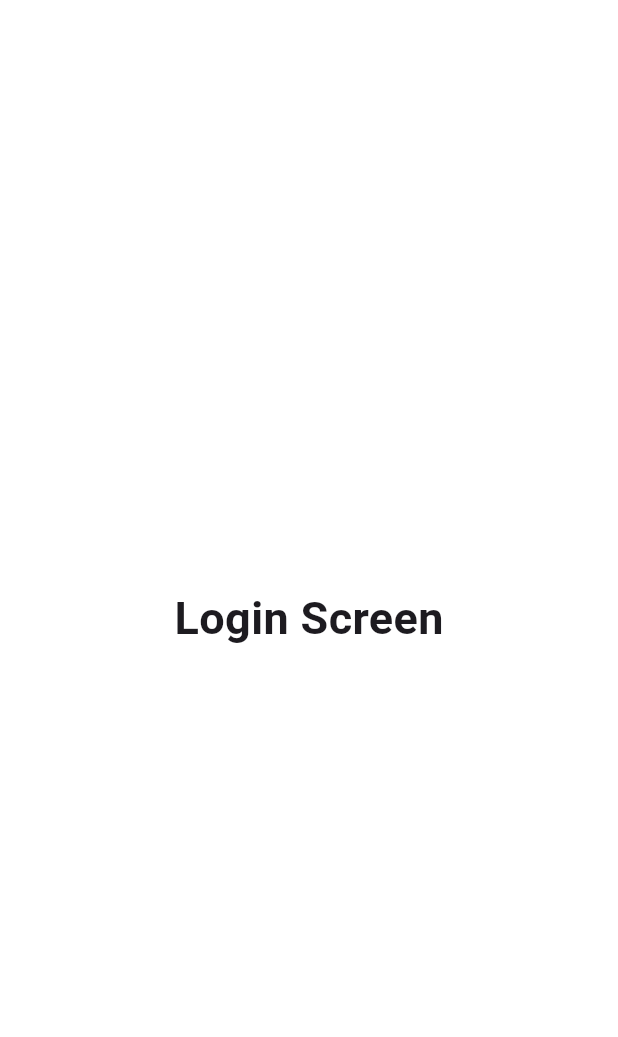
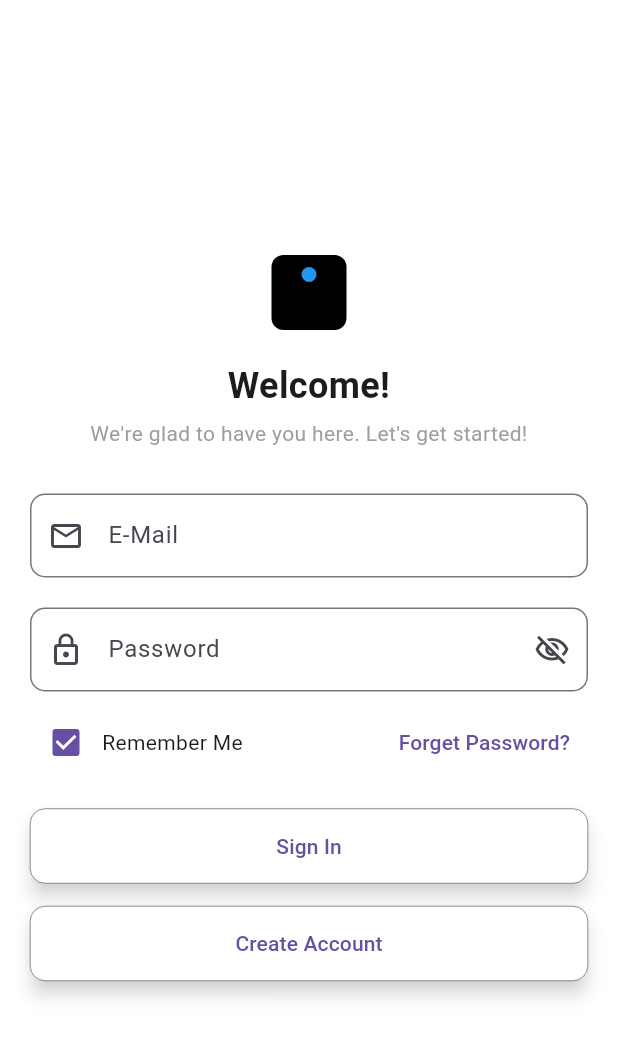
Before and after one commit to Gohxuann/FlutterApp, a Flutter app: the screen it shows after launch, on a phone screen of 412 x 824 dp. Shown: the top 1037 px of the screen. Run offline on Flutter 3.47's test engine with Material 3 defaults, Android fonts, the phone set to English and light mode, and no system bars; our stand-ins replace lottie.

Commit message:
login screen

```diff
--- a/mymembership_app/lib/views/login_screen.dart
+++ b/mymembership_app/lib/views/login_screen.dart
@@ -8,22 +8,183 @@ class LoginScreen extends StatefulWidget {
 }
 
 class _LoginScreenState extends State<LoginScreen> {
+  bool _isObscure = true;
+
   @override
   Widget build(BuildContext context) {
     return Scaffold(
-        backgroundColor: Colors.white,
-        body: Center(
-            child: Column(
+      backgroundColor: Colors.white,
+      body: Padding(
+        padding: const EdgeInsets.symmetric(horizontal: 20),
+        child: Column(
           mainAxisAlignment: MainAxisAlignment.center,
+          crossAxisAlignment: CrossAxisAlignment.stretch,
           children: [
+            // Logo
+            Center(
+              child: Container(
+                height: 50,
+                width: 50,
+                decoration: BoxDecoration(
+                  color: Colors.black,
+                  borderRadius: BorderRadius.circular(8),
+                ),
+                child: Align(
+                  alignment: Alignment.topCenter,
+                  child: Container(
+                    height: 10,
+                    width: 10,
+                    margin: const EdgeInsets.only(top: 8),
+                    decoration: BoxDecoration(
+                      color: Colors.blue,
+                      shape: BoxShape.circle,
+                    ),
+                  ),
+                ),
+              ),
+            ),
+            const SizedBox(height: 20),
+
+            // Welcome Text
             Text(
-              "Login Screen",
+              "Welcome!",
               style: TextStyle(
-                fontSize: 30,
+                fontSize: 24,
                 fontWeight: FontWeight.bold,
               ),
+              textAlign: TextAlign.center,
+            ),
+
+            const SizedBox(height: 5),
+
+            // Subtitle Text
+            Text(
+              "We're glad to have you here. Let's get started!",
+              style: TextStyle(
+                fontSize: 14,
+                color: Colors.grey,
+              ),
+              textAlign: TextAlign.center,
+            ),
+
+            const SizedBox(height: 30),
+
+            // Email TextField
+            TextField(
+              decoration: InputDecoration(
+                labelText: "E-Mail",
+                prefixIcon: Icon(Icons.email_outlined),
+                border: OutlineInputBorder(
+                  borderRadius: BorderRadius.circular(10),
+                ),
+              ),
+            ),
+
+            const SizedBox(height: 20),
+
+            // Password TextField
+            TextField(
+              obscureText: _isObscure,
+              decoration: InputDecoration(
+                labelText: "Password",
+                prefixIcon: Icon(Icons.lock_outline),
+                suffixIcon: IconButton(
+                  icon: Icon(
+                    _isObscure
+                        ? Icons.visibility_off_outlined
+                        : Icons.visibility,
+                  ),
+                  onPressed: () {
+                    setState(() {
+                      _isObscure = !_isObscure;
+                    });
+                  },
+                ),
+                border: OutlineInputBorder(
+                  borderRadius: BorderRadius.circular(10),
+                ),
+              ),
+            ),
+
+            const SizedBox(height: 10),
+
+            // Remember Me & Forgot Password Row
+            Row(
+              mainAxisAlignment: MainAxisAlignment.spaceBetween,
+              children: [
+                Row(
+                  children: [
+                    Checkbox(value: true, onChanged: (value) {}),
+                    const Text("Remember Me"),
+                  ],
+                ),
+                TextButton(
+                  onPressed: () {},
+                  child: const Text("Forget Password?"),
+                ),
+              ],
+            ),
+
+            const SizedBox(height: 20),
+
+            // Sign In Button
+            ElevatedButton(
+              onPressed: () {},
+              style: ElevatedButton.styleFrom(
+                backgroundColor: Colors.white, // background color
+                padding: const EdgeInsets.symmetric(vertical: 15),
+                //foregroundColor: Colors.black, // text color
+                side: const BorderSide(color: Colors.black, width: 0.3),
+                shape: RoundedRectangleBorder(
+                  borderRadius: BorderRadius.circular(10),
+                ),
+                elevation: 5, // shadow
+                shadowColor: Colors.grey.withOpacity(0.5),
+              ),
+              child: const Text("Sign In"),
+            ),
+
+            const SizedBox(height: 15),
+
+            // Create Account Button
+            ElevatedButton(
+              onPressed: () {},
+              style: ElevatedButton.styleFrom(
+                backgroundColor: Colors.white, // background color
+                padding: const EdgeInsets.symmetric(vertical: 15),
+                //foregroundColor: Colors.black, // text color
+                side: const BorderSide(color: Colors.black, width: 0.3),
+                shape: RoundedRectangleBorder(
+                  borderRadius: BorderRadius.circular(10),
+                ),
+                elevation: 5, // shadow
+                shadowColor: Colors.grey.withOpacity(0.5),
+              ),
+              child: const Text("Create Account"),
+            ),
+
+            //const SizedBox(height: 20),
+
+            // Sign In with Google & Facebook
+            Row(
+              mainAxisAlignment: MainAxisAlignment.center,
+              // children: [
+              //   IconButton(
+              //     onPressed: () {},
+              //     icon: Image.network('https://i.ibb.co/5sR7JqK/google.png'),
+              //     iconSize: 40,
+              //   ),
+              //   const SizedBox(width: 20),
+              //   IconButton(
+              //     onPressed: () {},
+              //     icon: Image.network('https://i.ibb.co/5sR7JqK/facebook.png'),
+              //     iconSize: 40,
+              //   ),
+              // ],
             ),
           ],
-        )));
+        ),
+      ),
+    );
   }
 }
--- a/mymembership_app/lib/views/splash_screen.dart
+++ b/mymembership_app/lib/views/splash_screen.dart
@@ -13,7 +13,7 @@ class _SplashScreenState extends State<SplashScreen> {
   @override
   void initState() {
     super.initState();
-    Future.delayed(const Duration(seconds: 3), () {
+    Future.delayed(const Duration(seconds: 5), () {
       Navigator.push(context,
           MaterialPageRoute(builder: (context) => const LoginScreen()));
     });
@@ -25,13 +25,22 @@ class _SplashScreenState extends State<SplashScreen> {
         backgroundColor: Colors.white,
         body: Center(
           child: Column(mainAxisAlignment: MainAxisAlignment.center, children: [
-            Lottie.asset('assets/video/splash_animation.json', repeat: false),
-            SizedBox(
-              height: 20,
-            ),
+            Lottie.asset('assets/video/logo1.json', repeat: false),
             const Text(
               "My Membership",
               style: TextStyle(fontSize: 30, fontWeight: FontWeight.bold),
+            ),
+            SizedBox(
+              height: 25,
+            ),
+            Container(
+              width: 300, // Set width of the progress bar
+              child: LinearProgressIndicator(
+                minHeight: 4, // Height of the progress bar
+                value: null, // Use null for indeterminate progress
+                backgroundColor: Colors.grey[300],
+                valueColor: const AlwaysStoppedAnimation<Color>(Colors.blue),
+              ),
             ),
           ]),
         ));
--- a/mymembership_app/pubspec.yaml
+++ b/mymembership_app/pubspec.yaml
@@ -67,6 +67,7 @@ flutter:
   # To add assets to your application, add an assets section, like this:
   assets:
     - assets\video\splash_animation.json
+    - assets\video\logo1.json
 
   # An image asset can refer to one or more resolution-specific "variants", see
   # https://flutter.dev/to/resolution-aware-images
```
Also changed, not shown: mymembership_app/assets/video/logo1.json (added, +1 -0 lines).
